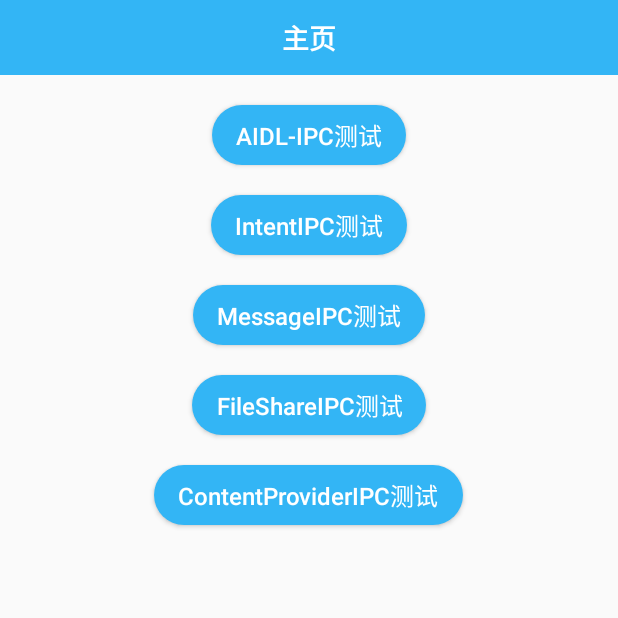
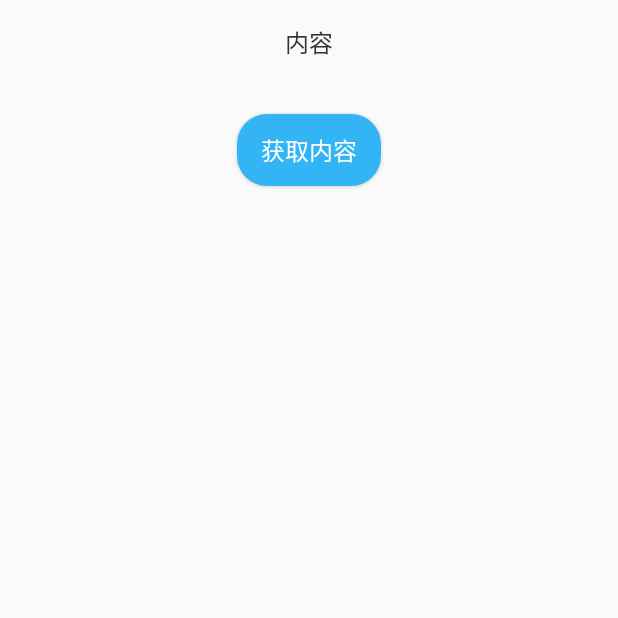
Before and after one commit to dengdongqi/IPC_APP, an Android app: the screen it shows after launch (MainActivity before the commit, ContentProviderIPCActivity after it), after a tap on "ContentProviderIPC测试", on a phone screen of 412 x 824 dp, the top half of it. Run offline under Robolectric (Android 15) with nearby library versions, the phone set to English and light mode, and no system bars; libraries missing offline, so code that uses them is left out: com.blankj.utilcode, com.githang.statusbar; 3 statements that could not run were skipped.

Commit message:
完成ContentProvider IPC

```diff
--- a/app/src/main/java/com/dengdongqi/ipc_app/MainActivity.kt
+++ b/app/src/main/java/com/dengdongqi/ipc_app/MainActivity.kt
@@ -7,6 +7,7 @@ import android.support.v4.content.ContextCompat
 import android.view.View
 import com.blankj.utilcode.constant.PermissionConstants
 import com.blankj.utilcode.util.*
+import com.dengdongqi.ipc_app.contentProvider.ContentProviderIPCActivity
 import com.dengdongqi.ipc_app.fileShare.FileIpcActivity
 import com.githang.statusbar.StatusBarCompat
 import com.dengdongqi.ipc_app.intent.IntentServerActivity
@@ -80,7 +81,8 @@ class MainActivity : AppCompatActivity() {
             if (FileUtils.createOrExistsFile(filepath)){
                 val file = File(filepath)
                 if (file.exists()) {
-                    if (FileIOUtils.writeFileFromString(file, "你好，我是app主进程")){
+                    if (FileIOUtils.readFile2String(file).isNullOrEmpty()){
+                        FileIOUtils.writeFileFromString(file, "你好，我是app主进程")
                     }
                 }
             }
@@ -92,6 +94,8 @@ class MainActivity : AppCompatActivity() {
 
         bt4.setOnClickListener {
             //ContentProvider IPC
+            /* ContentProvider的底层是采用 Android中的 Binder机制 */
+            startActivity(Intent(this,ContentProviderIPCActivity::class.java))
         }
 
         bt5.setOnClickListener {
--- a/app/src/main/java/com/dengdongqi/ipc_app/fileShare/FileIpcActivity.kt
+++ b/app/src/main/java/com/dengdongqi/ipc_app/fileShare/FileIpcActivity.kt
@@ -2,8 +2,10 @@ package com.dengdongqi.ipc_app.fileShare
 
 import android.support.v7.app.AppCompatActivity
 import android.os.Bundle
+import android.support.v4.content.ContextCompat
 import com.blankj.utilcode.util.FileIOUtils
 import com.dengdongqi.ipc_app.R
+import com.githang.statusbar.StatusBarCompat
 import kotlinx.android.synthetic.main.activity_file_ipc.*
 import kotlinx.android.synthetic.main.title_bar.*
 import java.io.File
@@ -20,6 +22,7 @@ class FileIpcActivity : AppCompatActivity() {
     }
 
     private fun inits() {
+        StatusBarCompat.setStatusBarColor(this, ContextCompat.getColor(this,R.color.baseColor))
         tvTitle.text = "文件IPC"
         filePath = intent.getStringExtra("filePath")
     }
--- a/app/src/main/res/layout/activity_content_provider_ipc.xml
+++ b/app/src/main/res/layout/activity_content_provider_ipc.xml
@@ -1,10 +1,35 @@
 <?xml version="1.0" encoding="utf-8"?>
-<android.support.constraint.ConstraintLayout
-        xmlns:android="http://schemas.android.com/apk/res/android"
-        xmlns:tools="http://schemas.android.com/tools"
-        xmlns:app="http://schemas.android.com/apk/res-auto"
+<LinearLayout
+    xmlns:android="http://schemas.android.com/apk/res/android"
+    xmlns:tools="http://schemas.android.com/tools"
+    xmlns:app="http://schemas.android.com/apk/res-auto"
+    android:layout_width="match_parent"
+    android:layout_height="match_parent"
+    android:orientation="vertical"
+    android:gravity="center_horizontal"
+    >
+
+    <TextView
+        android:id="@+id/tvContent"
         android:layout_width="match_parent"
-        android:layout_height="match_parent"
-        >
+        android:layout_height="wrap_content"
+        android:layout_marginTop="20dp"
+        android:layout_margin="16dp"
+        android:text="内容"
+        android:textSize="16sp"
+        android:textColor="#333333"
+        android:gravity="center"
+        />
 
-</android.support.constraint.ConstraintLayout>
+    <Button
+        android:id="@+id/btGet"
+        android:layout_width="wrap_content"
+        android:layout_height="wrap_content"
+        android:background="@drawable/bt_bg"
+        style="@style/btStyle"
+        android:text="获取内容"
+        android:layout_marginTop="20dp"
+        />
+
+
+</LinearLayout>
```
Also changed, not shown: app/src/main/AndroidManifest.xml (+22 -9 lines), app/src/main/java/com/dengdongqi/ipc_app/contentProvider/BookProvider.kt (added, +109 -0 lines), app/src/main/java/com/dengdongqi/ipc_app/contentProvider/ContentProviderIPCActivity.kt (+84 -0 lines), app/src/main/java/com/dengdongqi/ipc_app/contentProvider/DBOpenHelper.kt (added, +42 -0 lines).
